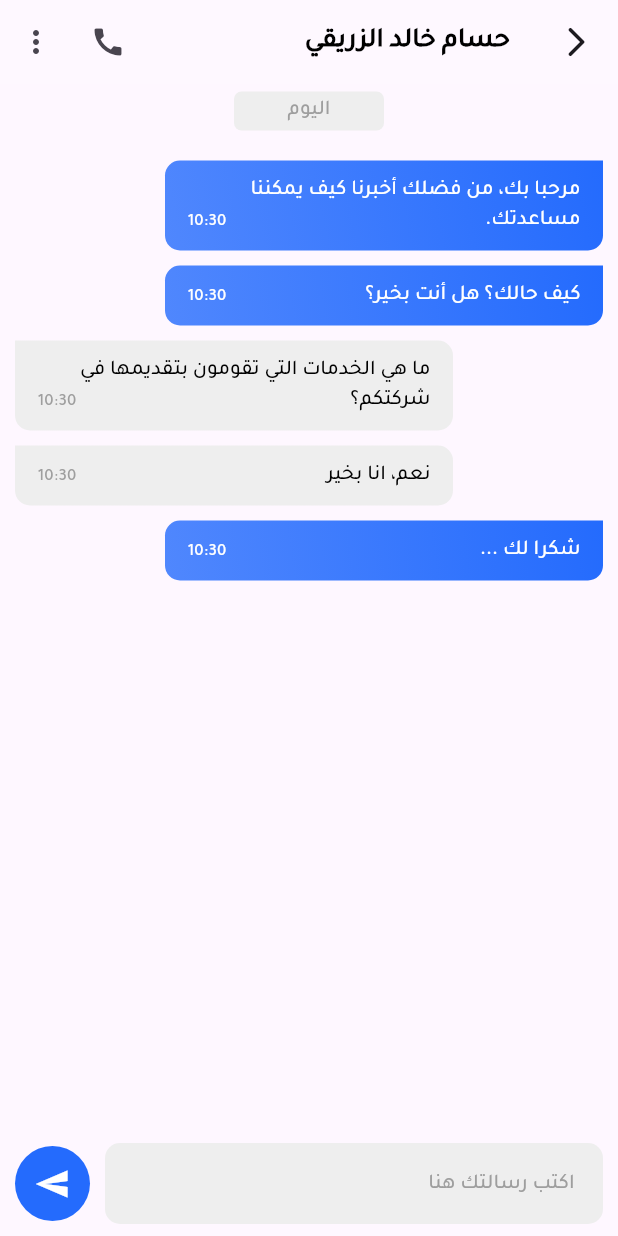
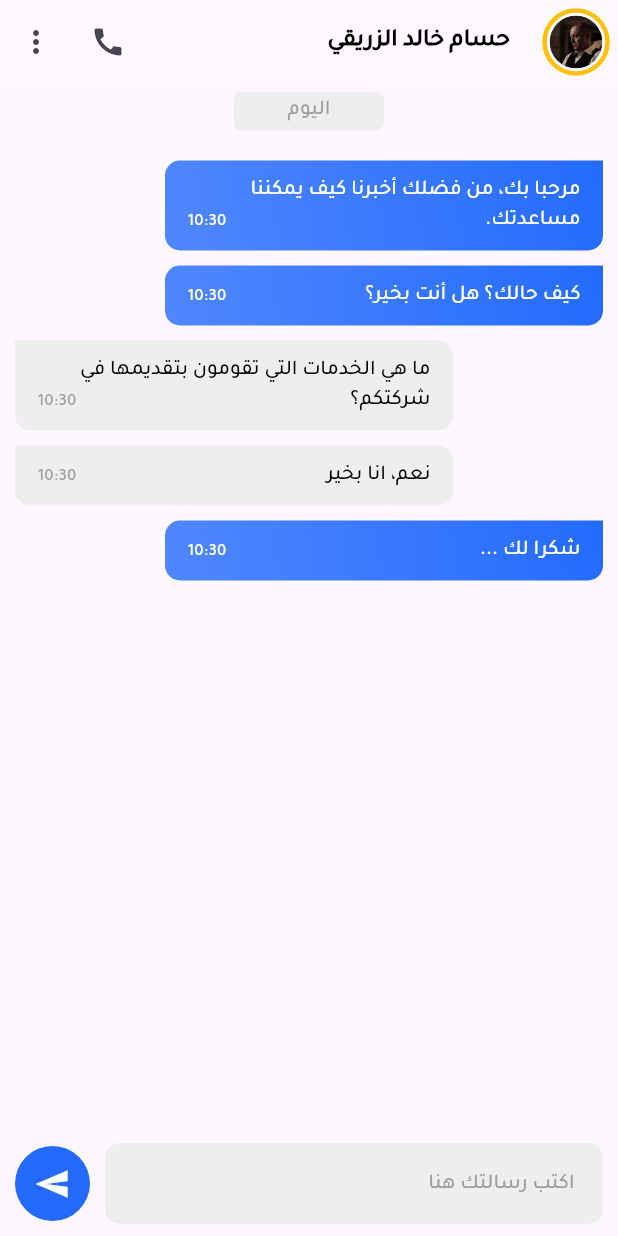
Before and after one commit to ghostprogteam/Expert-Mind, a Flutter app: the ChatInboxScreen screen opened directly, after a tap on "حسام خالد الزريقي", on a phone screen of 412 x 824 dp. Run offline on Flutter 3.47's test engine with Material 3 defaults, Android fonts, the phone set to English and light mode, and no system bars; our stand-ins replace awesome_dialog, carousel_slider, get, google_nav_bar, image_picker; missing offline and left inert: animated_rating_stars.

Commit message:
Update something in code

```diff
--- a/lib/core/shared/theming/text_style.dart
+++ b/lib/core/shared/theming/text_style.dart
@@ -78,4 +78,10 @@ class TextStyles {
     fontWeight: FontWeight.w300,
     color: ProjectColors.whiteColor,
   );
+
+  static TextStyle font16BlackBold = TextStyle(
+    fontSize: 16,
+    fontWeight: FontWeight.bold,
+    color: ProjectColors.blackColor,
+  );
 }
--- a/lib/view/screen/chat/chat.dart
+++ b/lib/view/screen/chat/chat.dart
@@ -13,19 +13,17 @@ class ChatScreen extends StatelessWidget {
   Widget build(BuildContext context) {
     return Scaffold(
       appBar: AppBar(
-        leading: myIconButton(
-          onPressed: () {
-            Get.back();
-          },
-          icon: Icon(
-            Icons.arrow_back_ios_rounded,
-          ),
+        leading: myChatAvatarInChatScreens(
+          image: 'assets/images/raymond.jpg',
+          strokeWidth: 45,
+          imageWidth: 35,
         ),
+        // leadingWidth: 50,
         title: Text(
           'حسام خالد الزريقي',
           maxLines: 1,
           overflow: TextOverflow.ellipsis,
-          style: TextStyles.font18BlackBold,
+          style: TextStyles.font16BlackBold,
         ),
         actions: [
           myIconButton(
@@ -64,7 +62,6 @@ class ChatScreen extends StatelessWidget {
                     ),
                     myChatMessage(
                       message: 'كيف حالك؟ هل أنت بخير؟',
-
                       txtStyle: TextStyles.font14WhiteW500,
                     ),
                     myChatMessage(
--- a/lib/view/screen/chat/chat_inbox.dart
+++ b/lib/view/screen/chat/chat_inbox.dart
@@ -12,18 +12,9 @@ class ChatInboxScreen extends StatelessWidget {
     return Scaffold(
       appBar: AppBar(
         elevation: 0.0,
-        leading: Container(
-          margin: EdgeInsetsDirectional.all(10),
-          padding: EdgeInsetsDirectional.all(5),
-          clipBehavior: Clip.antiAliasWithSaveLayer,
-          decoration: BoxDecoration(
-            borderRadius: BorderRadius.circular(10),
-            color: ProjectColors.mainColor,
-          ),
-          child: Image.asset(
-            'assets/images/app-icon-white.png',
-            fit: BoxFit.cover,
-          ),
+        leading: Image.asset(
+          'assets/images/app-icon.png',
+          fit: BoxFit.cover,
         ),
         title: Text(
           'صندوق المحادثة',
@@ -53,9 +44,7 @@ class ChatInboxScreen extends StatelessWidget {
         ),
       ),
       body: Container(
-        padding: EdgeInsetsDirectional.symmetric(
-          vertical: 5,
-        ),
+        width: double.infinity,
         child: myListViewInChatInbox(
           itemBuilder: (ctx, index) => myListTileItem(
             index: index,
--- a/lib/view/screen/layout_home/layout_home.dart
+++ b/lib/view/screen/layout_home/layout_home.dart
@@ -52,12 +52,12 @@ class _LayoutHomeState extends State<LayoutHome> {
                   hoverColor: Colors.grey,
                   haptic: true,
                   tabBorderRadius: 15,
-                  tabActiveBorder: Border.all(color: Colors.black, width: 1),
-                  tabBorder: Border.all(color: Colors.grey, width: 1),
-                  curve: Curves.easeOutExpo,
+                  // tabActiveBorder: Border.all(color: Colors.black, width: 1),
+                  // tabBorder: Border.all(color: Colors.grey, width: 1),
+                  curve: Curves.easeInOut,
                   duration: Duration(milliseconds: 900),
                   gap: 8,
-                  color: Colors.black,
+                  color: Colors.black87,
                   activeColor: ProjectColors.mainColor,
                   iconSize: 24,
                   tabBackgroundColor: ProjectColors.mainColor.withOpacity(0.1),
@@ -65,7 +65,7 @@ class _LayoutHomeState extends State<LayoutHome> {
                   tabs: [
                     GButton(
                       icon: Icons.home,
-                      text: 'ألرئسية',
+                      text: 'ألرئيسية',
                     ),
                     GButton(
                       icon: Icons.menu_book_outlined,
@@ -81,7 +81,7 @@ class _LayoutHomeState extends State<LayoutHome> {
                     ),
                     GButton(
                       icon: Icons.account_circle,
-                      text: 'الحساب',
+                      text: 'البروفايل',
                     ),
                   ]),
             ))));
--- a/lib/view/widget/chat_widgets.dart
+++ b/lib/view/widget/chat_widgets.dart
@@ -68,6 +68,41 @@ myIconButton({
   );
 }
 
+myChatAvatarInChatScreens({
+  required image,
+  required strokeWidth,
+  required imageWidth,
+}) {
+  return Stack(
+    alignment: Alignment.center,
+    children: [
+      Container(
+        width: strokeWidth.toDouble(),
+        decoration: BoxDecoration(
+          shape: BoxShape.circle,
+          border: Border.all(
+            color: ProjectColors.amberColor,
+            width: 3,
+          ),
+        ),
+      ),
+      Container(
+        width: imageWidth.toDouble(),
+        clipBehavior: Clip.antiAliasWithSaveLayer,
+        // padding: EdgeInsetsDirectional.all(5),
+        decoration: BoxDecoration(
+          color: ProjectColors.mainColor,
+          shape: BoxShape.circle,
+        ),
+        child: Image.asset(
+          image,
+          fit: BoxFit.fill,
+        ),
+      ),
+    ],
+  );
+}
+
 myListTileItem({
   required index,
   required String image,
@@ -82,35 +117,10 @@ myListTileItem({
             index: index,
           ));
     },
-    leading: Stack(
-      alignment: Alignment.center,
-      children: [
-        Container(
-          width: 65,
-          height: 65,
-          decoration: BoxDecoration(
-            shape: BoxShape.circle,
-            border: Border.all(
-              color: ProjectColors.amberColor,
-              width: 3,
-            ),
-          ),
-        ),
-        Container(
-          width: 47,
-          height: 47,
-          clipBehavior: Clip.antiAliasWithSaveLayer,
-          // padding: EdgeInsetsDirectional.all(5),
-          decoration: BoxDecoration(
-            color: ProjectColors.mainColor,
-            shape: BoxShape.circle,
-          ),
-          child: Image.asset(
-            image,
-            fit: BoxFit.fill,
-          ),
-        ),
-      ],
+    leading: myChatAvatarInChatScreens(
+      image: image,
+      strokeWidth: 65,
+      imageWidth: 45,
     ),
     title: SizedBox(
       height: 30,
@@ -132,9 +142,10 @@ myListTileItem({
       mainAxisAlignment: MainAxisAlignment.spaceAround,
       children: [
         Container(
-          width: 22,
-          height: 22,
-          padding: EdgeInsetsDirectional.all(3),
+          width: 23,
+          height: 23,
+          alignment: AlignmentDirectional.center,
+          padding: EdgeInsetsDirectional.all(2),
           decoration: BoxDecoration(
             color: ProjectColors.mainColor,
             shape: BoxShape.circle,
```
Also changed, not shown: assets/images/app-icon-colorful.png (deleted), assets/images/app-icon-white.png (deleted), assets/images/app-icon.png (added), assets/images/app-splash-logo.png (deleted), 1 other file.
